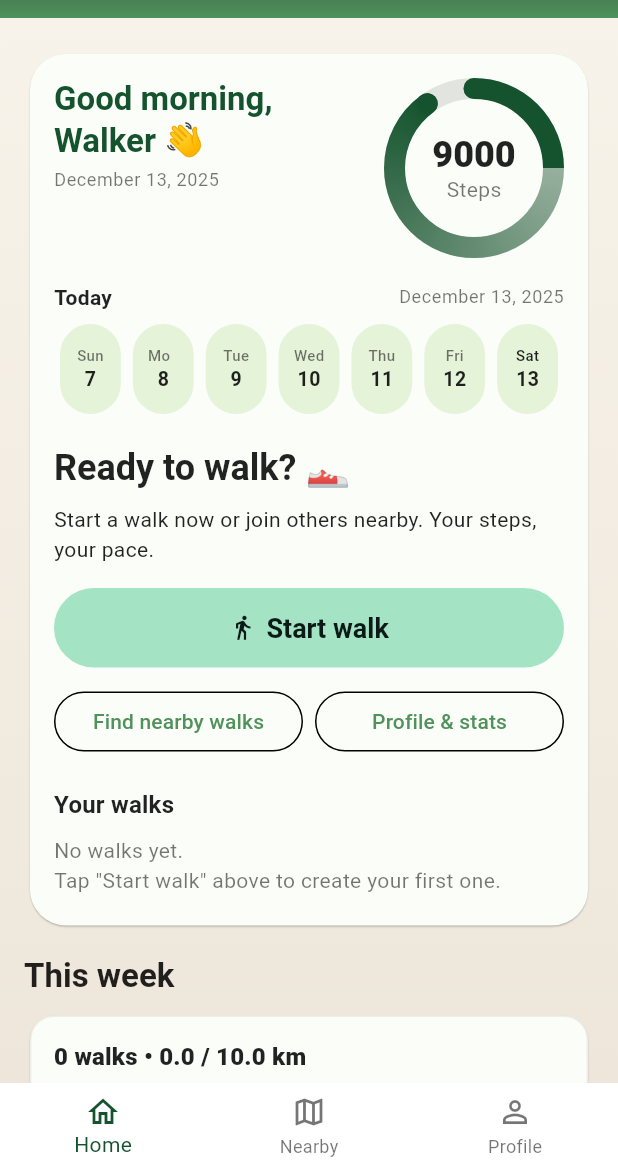
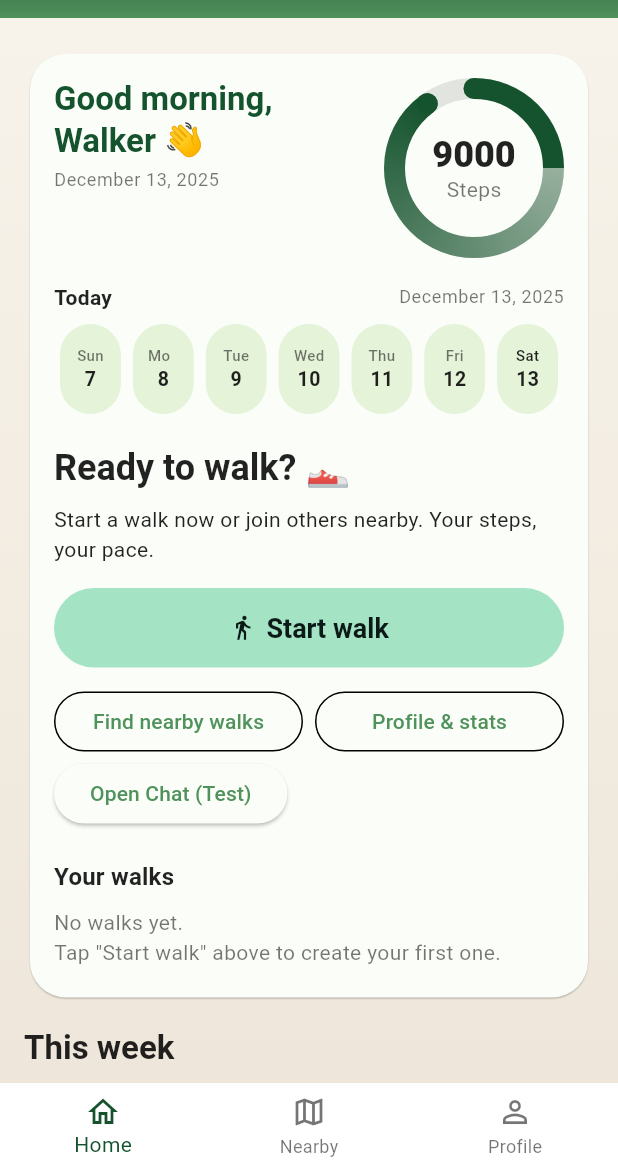
Before and after one commit to Ossi901990/Yalla-nemshi, a Flutter app: the HomeScreen screen opened by its route, on a phone screen of 412 x 824 dp, the part 66-1236 px from its top. Run offline on Flutter 3.47's test engine with Material 3 defaults, Android fonts, the phone set to English and light mode, and no system bars; drawn by our look-alikes of table_calendar; our stand-ins replace cloud_firestore, firebase_auth, firebase_core, flutter_local_notifications, google_maps_flutter, image_picker and 4 more; accounts and stored records are empty.

Commit message:
Describe what you did

```diff
--- a/lib/screens/home_screen.dart
+++ b/lib/screens/home_screen.dart
@@ -19,6 +19,8 @@ import '../models/app_notification.dart';
 import '../services/notification_storage.dart';
 import '../services/app_preferences.dart';
 import 'dart:math' as math;
+import 'walk_chat_screen.dart';
+
 
 // ===== Dark Theme (Neo/Night Forest) palette =====
 const kDarkBg = Color(0xFF071B26); // primary background
@@ -1243,6 +1245,21 @@ class _HomeScreenState extends State<HomeScreen> {
                                         ),
                                       ],
                                     ),
+                                    ElevatedButton(
+  onPressed: () {
+    Navigator.push(
+      context,
+      MaterialPageRoute(
+        builder: (_) => const WalkChatScreen(
+          walkId: 'walk_test_1',
+          walkTitle: 'Test Walk Chat',
+        ),
+      ),
+    );
+  },
+  child: const Text('Open Chat (Test)'),
+),
+
 
                                     const SizedBox(height: 20),
 
```
Also changed, not shown: lib/screens/walk_chat_screen.dart (line endings or trailing spaces).
